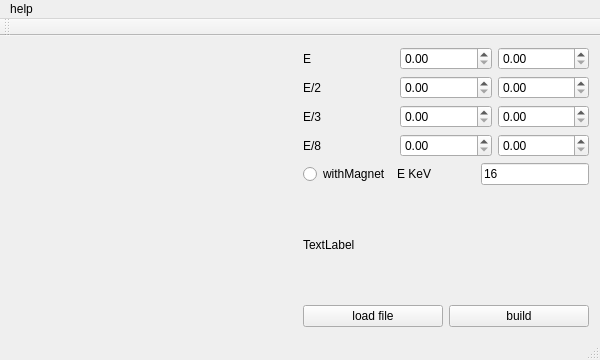
Before: the Qt Designer form mainwindow.ui in roixa/institute, drawn with Qt 5.
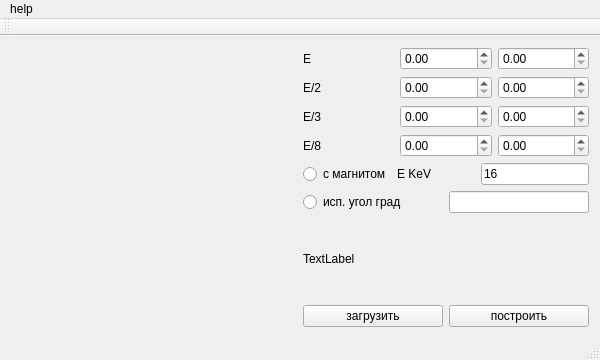
After: the same form once the commit is applied. Custom widgets are drawn as their Qt base class.

Diff of the .ui file:
```diff
--- a/mainwindow.ui
+++ b/mainwindow.ui
@@ -143,7 +143,7 @@
         <item>
          <widget class="QRadioButton" name="radioButton">
           <property name="text">
-           <string>withMagnet</string>
+           <string>с магнитом</string>
           </property>
          </widget>
         </item>
@@ -169,6 +169,27 @@
         </item>
        </layout>
       </item>
+      <item>
+       <layout class="QHBoxLayout" name="horizontalLayout_9">
+        <item>
+         <widget class="QRadioButton" name="radioButton_2">
+          <property name="text">
+           <string>исп. угол град</string>
+          </property>
+         </widget>
+        </item>
+        <item>
+         <widget class="QLineEdit" name="lineEdit">
+          <property name="sizePolicy">
+           <sizepolicy hsizetype="Minimum" vsizetype="Fixed">
+            <horstretch>0</horstretch>
+            <verstretch>0</verstretch>
+           </sizepolicy>
+          </property>
+         </widget>
+        </item>
+       </layout>
+      </item>
       <item>
        <layout class="QHBoxLayout" name="horizontalLayout_8">
         <item>
@@ -185,14 +206,14 @@
         <item>
          <widget class="QPushButton" name="loadFileButton">
           <property name="text">
-           <string>load file</string>
+           <string>загрузить</string>
           </property>
          </widget>
         </item>
         <item>
          <widget class="QPushButton" name="buildButton">
           <property name="text">
-           <string>build</string>
+           <string>построить</string>
           </property>
          </widget>
         </item>
```
Left out of the diff: 5 changed lines with no effect on the pictures.
